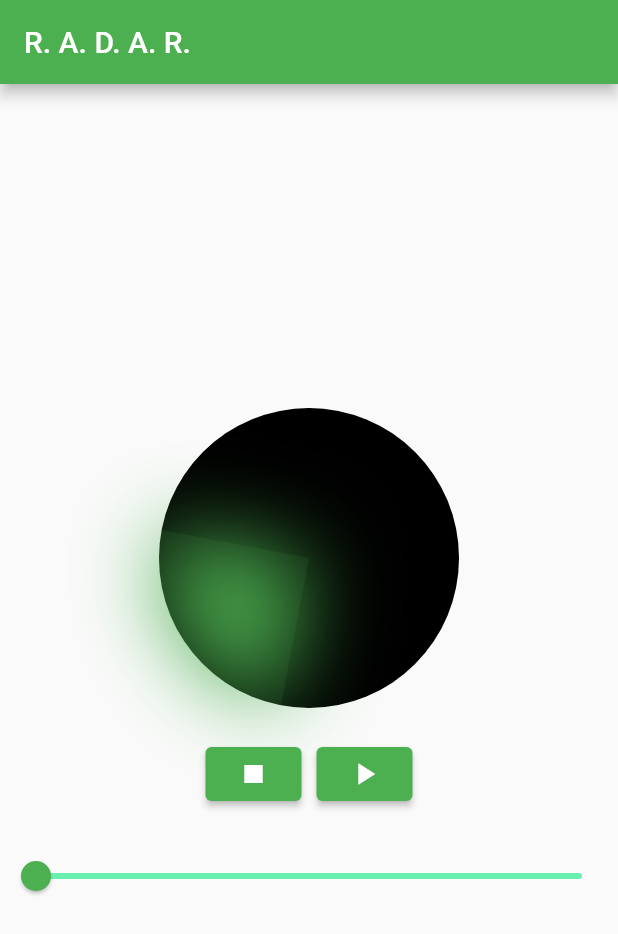
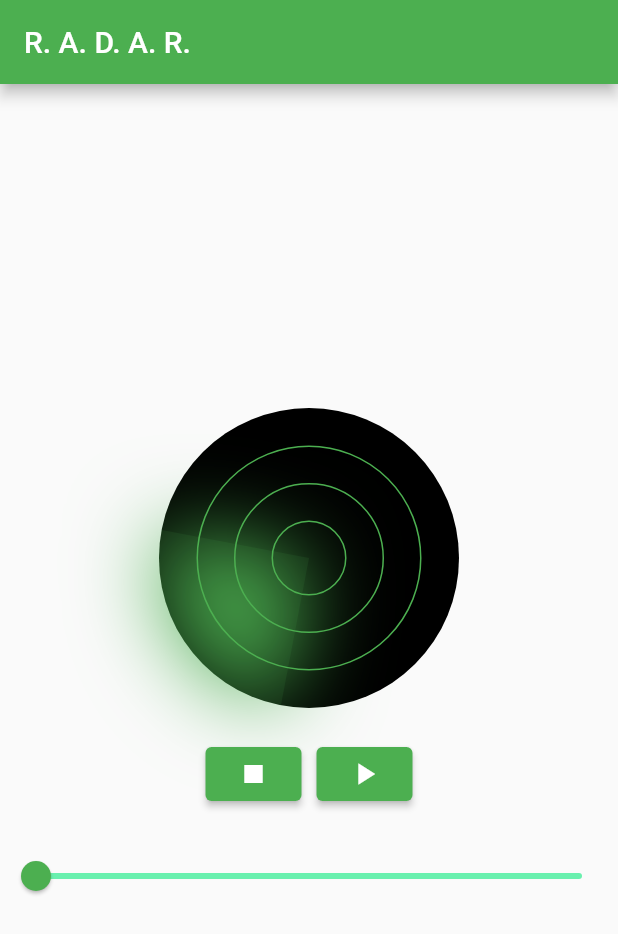
Before and after one commit to AndrewVorotyntsev/radar, a Flutter app: the screen it shows after launch, on a phone screen of 412 x 824 dp. Shown: the top 934 px of the screen. Run offline on Flutter 3.47's test engine with Material 2 defaults, Android fonts, the phone set to English and light mode, and no system bars.

Commit message:
Разметка

```diff
--- a/lib/main.dart
+++ b/lib/main.dart
@@ -11,8 +11,8 @@ class MyApp extends StatelessWidget {
   // This widget is the root of your application.
   @override
   Widget build(BuildContext context) {
-    return MaterialApp(
-      home: const MyHomePage(title: 'R. A. D. A. R.'),
+    return const MaterialApp(
+      home: MyHomePage(title: 'R. A. D. A. R.'),
     );
   }
 }
@@ -70,41 +70,41 @@ class _MyHomePageState extends State<MyHomePage>
                 Container(
                   height: 200,
                   width: 200,
-                  decoration: BoxDecoration(
+                  decoration: const BoxDecoration(
                     color: Colors.black,
                     shape: BoxShape.circle,
                   ),
                 ),
                 // Разметка
-                // Center(
-                //   child: Container(
-                //     height: 150,
-                //     width: 150,
-                //     decoration: BoxDecoration(
-                //         border: Border.all(color: Colors.white, width: 1),
-                //         color: Colors.black,
-                //         shape: BoxShape.circle),
-                //   ),
-                // ),
-                // Center(
-                //   child: Container(
-                //     height: 100,
-                //     width: 100,
-                //     decoration: BoxDecoration(
-                //         border: Border.all(color: Colors.white, width: 1),
-                //         color: Colors.black,
-                //         shape: BoxShape.circle),
-                //   ),
-                // ),
-                // Center(
-                //   child: Container(
-                //     height: 50,
-                //     width: 50,
-                //     decoration: BoxDecoration(
-                //         border: Border.all(color: Colors.white, width: 1),
-                //         shape: BoxShape.circle),
-                //   ),
-                // ),
+                Center(
+                  child: Container(
+                    height: 150,
+                    width: 150,
+                    decoration: BoxDecoration(
+                        border: Border.all(color: Colors.green, width: 1),
+                        color: Colors.black,
+                        shape: BoxShape.circle),
+                  ),
+                ),
+                Center(
+                  child: Container(
+                    height: 100,
+                    width: 100,
+                    decoration: BoxDecoration(
+                        border: Border.all(color: Colors.green, width: 1),
+                        color: Colors.black,
+                        shape: BoxShape.circle),
+                  ),
+                ),
+                Center(
+                  child: Container(
+                    height: 50,
+                    width: 50,
+                    decoration: BoxDecoration(
+                        border: Border.all(color: Colors.green, width: 1),
+                        shape: BoxShape.circle),
+                  ),
+                ),
                 AnimatedBuilder(
                   animation: _radarController,
                   builder: (context, child) {
@@ -116,11 +116,11 @@ class _MyHomePageState extends State<MyHomePage>
                         width: 100,
                         decoration: BoxDecoration(
                           color: Colors.green.withOpacity(0.1),
-                          boxShadow: [
+                          boxShadow: const [
                             BoxShadow(color: Colors.green, blurRadius: 50)
                           ],
-                          borderRadius:
-                              BorderRadius.only(topLeft: Radius.circular(100)),
+                          borderRadius: const BorderRadius.only(
+                              topLeft: Radius.circular(100)),
                         ),
                       ),
                     );
@@ -149,7 +149,7 @@ class _MyHomePageState extends State<MyHomePage>
               ],
             ),
           ),
-          SizedBox(
+          const SizedBox(
             height: 20,
           ),
           Row(
@@ -160,9 +160,9 @@ class _MyHomePageState extends State<MyHomePage>
                 onPressed: () {
                   _radarController.stop();
                 },
-                child: Icon(Icons.stop),
+                child: const Icon(Icons.stop),
               ),
-              SizedBox(
+              const SizedBox(
                 width: 10,
               ),
               ElevatedButton(
@@ -170,11 +170,11 @@ class _MyHomePageState extends State<MyHomePage>
                 onPressed: () {
                   _radarController.repeat();
                 },
-                child: Icon(Icons.play_arrow),
+                child: const Icon(Icons.play_arrow),
               ),
             ],
           ),
-          SizedBox(
+          const SizedBox(
             height: 20,
           ),
           Slider(
```
